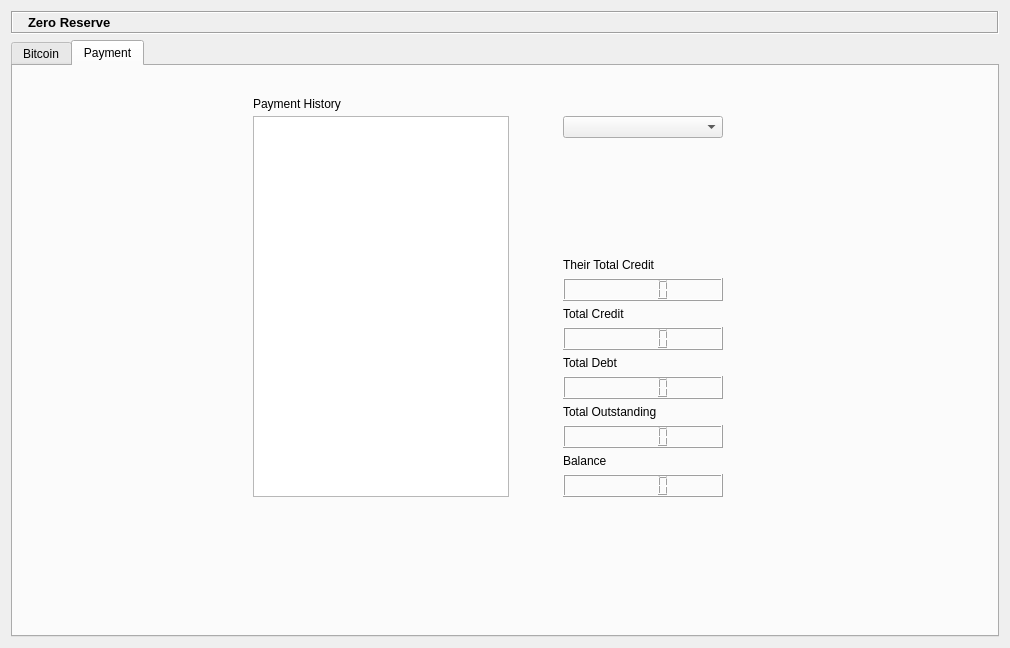
The window that ZeroReserveDialog.ui (zeroreserve/ZeroReserve) describes before a commit, drawn with Qt 5.
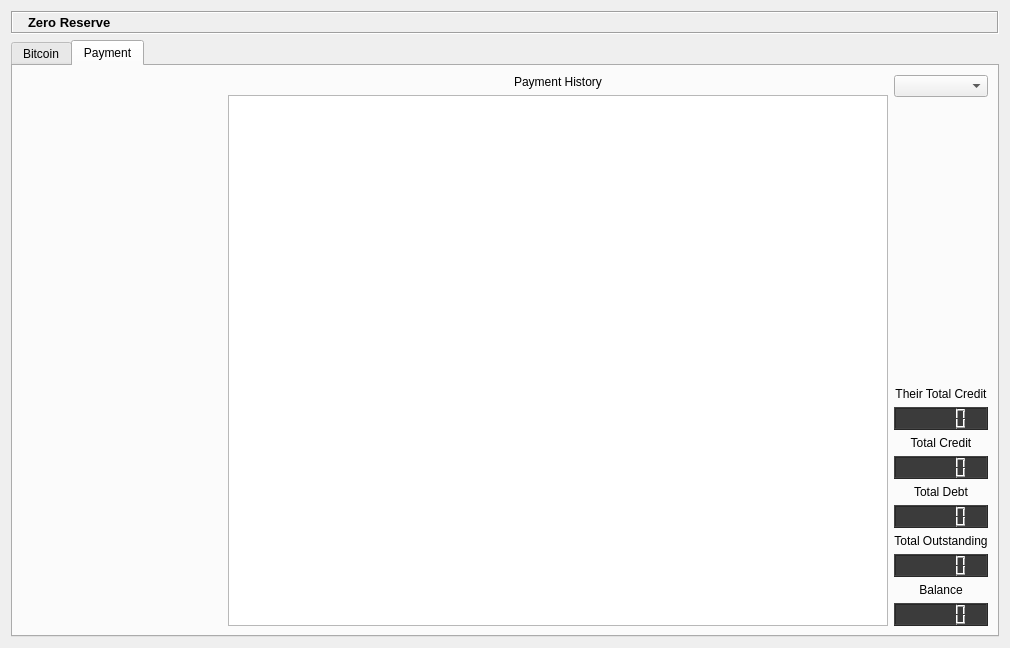
The same window after the commit. The open tabs and pages were chosen to show the change. Icons and pictures are not drawn. Custom widgets are drawn as their Qt base class.

Commit message: G's patch for better layout and contrast

```diff
--- a/ZeroReserveDialog.ui
+++ b/ZeroReserveDialog.ui
@@ -331,48 +331,62 @@
       <attribute name="title">
        <string>Payment</string>
       </attribute>
+      <layout class="QHBoxLayout" name="horizontalLayout_2">
+       <item>
       <widget class="FriendSelectionWidget" name="friendSelectionWidget" native="true">
-       <property name="geometry">
-        <rect>
-         <x>20</x>
-         <y>50</y>
-         <width>171</width>
-         <height>381</height>
-        </rect>
-       </property>
-      </widget>
-      <widget class="QListWidget" name="paymentHistoryList">
-       <property name="geometry">
-        <rect>
-         <x>240</x>
-         <y>50</y>
-         <width>256</width>
-         <height>381</height>
-        </rect>
-       </property>
-      </widget>
+         <property name="sizePolicy">
+          <sizepolicy hsizetype="Preferred" vsizetype="Expanding">
+           <horstretch>0</horstretch>
+           <verstretch>4</verstretch>
+          </sizepolicy>
+         </property>
+         <property name="minimumSize">
+          <size>
+           <width>200</width>
+           <height>0</height>
+          </size>
+         </property>
+         <property name="maximumSize">
+          <size>
+           <width>300</width>
+           <height>16777215</height>
+          </size>
+         </property>
+         <property name="sizeIncrement">
+          <size>
+           <width>220</width>
+           <height>0</height>
+          </size>
+         </property>
+         <property name="baseSize">
+          <size>
+           <width>200</width>
+           <height>0</height>
+          </size>
+         </property>
+         <property name="contextMenuPolicy">
+          <enum>Qt::CustomContextMenu</enum>
+         </property>
+        </widget>
+       </item>
+       <item>
+        <layout class="QVBoxLayout" name="verticalLayout_5">
+         <item>
       <widget class="QLabel" name="label_2">
-       <property name="geometry">
-        <rect>
-         <x>240</x>
-         <y>30</y>
-         <width>151</width>
-         <height>16</height>
-        </rect>
-       </property>
        <property name="text">
         <string>Payment History</string>
        </property>
-      </widget>
-      <widget class="QWidget" name="verticalLayoutWidget">
-       <property name="geometry">
-        <rect>
-         <x>550</x>
-         <y>50</y>
-         <width>160</width>
-         <height>381</height>
-        </rect>
-       </property>
+           <property name="alignment">
+            <set>Qt::AlignCenter</set>
+           </property>
+          </widget>
+         </item>
+         <item>
+          <widget class="QListWidget" name="paymentHistoryList"/>
+         </item>
+        </layout>
+       </item>
+       <item>
        <layout class="QVBoxLayout" name="verticalLayout_3">
         <item>
          <widget class="QComboBox" name="currencySelector2"/>
@@ -395,16 +409,26 @@
           <property name="text">
            <string>Their Total Credit</string>
           </property>
+           <property name="alignment">
+            <set>Qt::AlignCenter</set>
+           </property>
          </widget>
         </item>
         <item>
-         <widget class="QLCDNumber" name="lcdTheirCredit"/>
+          <widget class="QLCDNumber" name="lcdTheirCredit">
+           <property name="styleSheet">
+            <string notr="true">background-color: rgb(59, 59, 59);</string>
+           </property>
+          </widget>
         </item>
         <item>
          <widget class="QLabel" name="label_3">
           <property name="text">
            <string>Total Credit</string>
           </property>
+           <property name="alignment">
+            <set>Qt::AlignCenter</set>
+           </property>
          </widget>
         </item>
         <item>
@@ -412,6 +436,9 @@
           <property name="toolTip">
            <string>The amount you can borrow from your friends</string>
           </property>
+           <property name="styleSheet">
+            <string notr="true">background-color: rgb(59, 59, 59);</string>
+           </property>
          </widget>
         </item>
         <item>
@@ -419,6 +446,9 @@
           <property name="text">
            <string>Total Debt</string>
           </property>
+           <property name="alignment">
+            <set>Qt::AlignCenter</set>
+           </property>
          </widget>
         </item>
         <item>
@@ -426,6 +456,9 @@
           <property name="toolTip">
            <string>The amount you borrowed from your friends</string>
           </property>
+           <property name="styleSheet">
+            <string notr="true">background-color: rgb(59, 59, 59);</string>
+           </property>
          </widget>
         </item>
         <item>
@@ -433,6 +466,9 @@
           <property name="text">
            <string>Total Outstanding</string>
           </property>
+           <property name="alignment">
+            <set>Qt::AlignCenter</set>
+           </property>
          </widget>
         </item>
         <item>
@@ -440,6 +476,9 @@
           <property name="toolTip">
            <string>the amount your friends owe you</string>
           </property>
+           <property name="styleSheet">
+            <string notr="true">background-color: rgb(59, 59, 59);</string>
+           </property>
          </widget>
         </item>
         <item>
@@ -447,6 +486,9 @@
           <property name="text">
            <string>Balance</string>
           </property>
+           <property name="alignment">
+            <set>Qt::AlignCenter</set>
+           </property>
          </widget>
         </item>
         <item>
@@ -454,10 +496,14 @@
           <property name="toolTip">
            <string>Outstanding claims minus debt</string>
           </property>
+           <property name="styleSheet">
+            <string notr="true">background-color: rgb(59, 59, 59);</string>
+           </property>
          </widget>
         </item>
        </layout>
-      </widget>
+       </item>
+      </layout>
      </widget>
     </widget>
    </item>
```
Left out of the diff: 41 changed lines with no effect on the pictures. Lines whose indentation alone changed are shown as unchanged.
